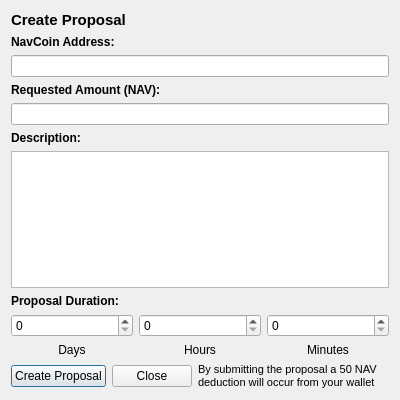
This is src/qt/forms/communityfundcreateproposaldialog.ui in navcoin/navcoin-core as Qt 5 draws it before an edit. The edited form follows.
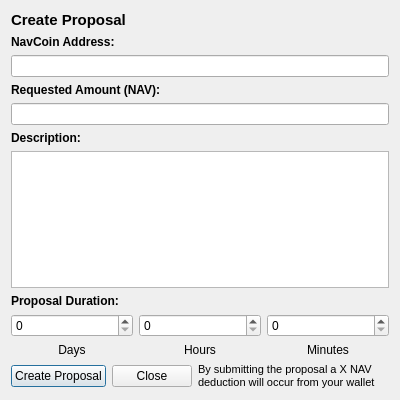
This is the edited form. Custom widgets are drawn as their Qt base class.

```diff
--- a/src/qt/forms/communityfundcreateproposaldialog.ui
+++ b/src/qt/forms/communityfundcreateproposaldialog.ui
@@ -205,7 +205,7 @@
           </font>
          </property>
          <property name="text">
-          <string>By submitting the proposal a 50 NAV deduction will occur from your wallet </string>
+          <string>By submitting the proposal a X NAV deduction will occur from your wallet </string>
          </property>
          <property name="wordWrap">
           <bool>true</bool>
```
